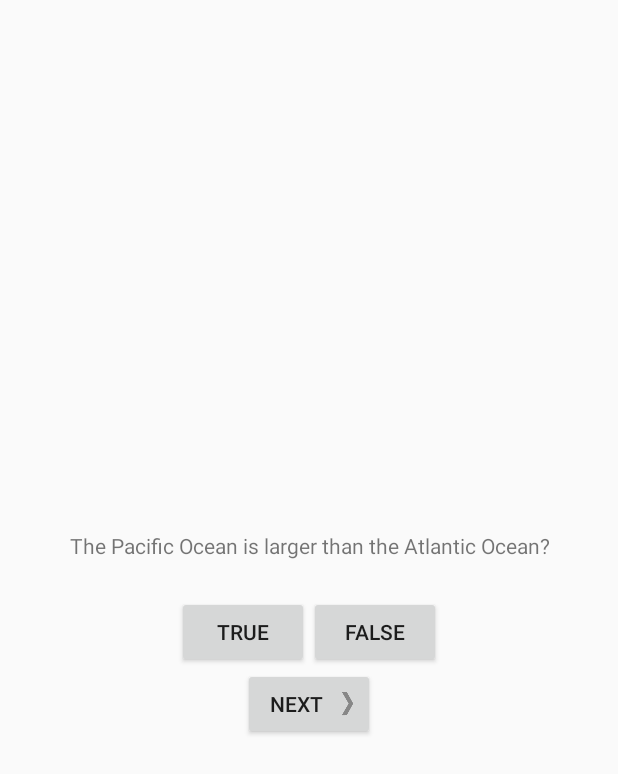
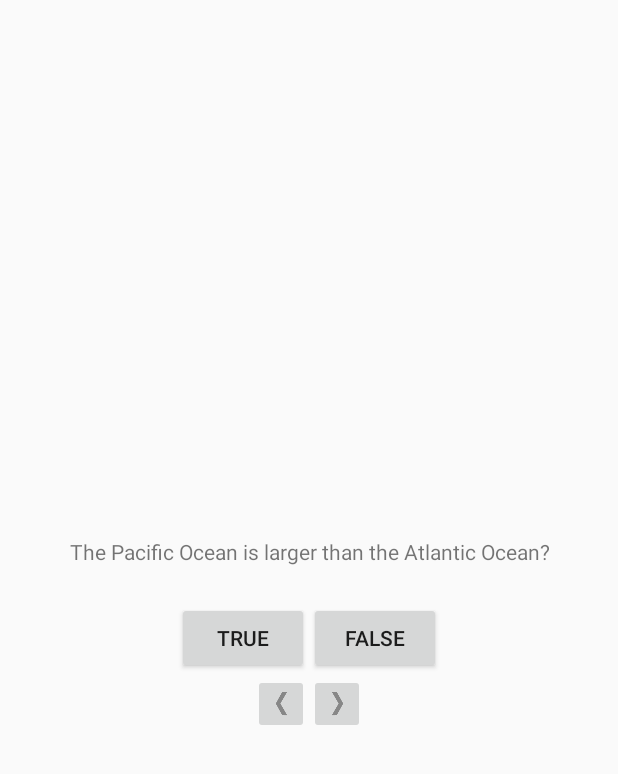
Before and after one commit to bicebss/GeoQuiz, an Android app: the screen it shows after launch (QuizActivity), on a phone screen of 412 x 824 dp. Shown: the top 774 px of the screen. Run offline under Robolectric (Android 15) with nearby library versions, the phone set to English and light mode, and no system bars.

Commit message:
all exercises have been done

```diff
--- a/app/src/main/java/com/bignerdranch/android/geoquiz/QuizActivity.java
+++ b/app/src/main/java/com/bignerdranch/android/geoquiz/QuizActivity.java
@@ -9,6 +9,7 @@ import android.view.View;
 import android.view.Menu;
 import android.view.MenuItem;
 import android.widget.Button;
+import android.widget.ImageButton;
 import android.widget.TextView;
 import android.widget.Toast;
 
@@ -16,7 +17,8 @@ public class QuizActivity extends AppCompatActivity {
 
     private Button mTrueButton;
     private Button mFalseButton;
-    private Button mNextButton;
+    private ImageButton mNextButton;
+    private ImageButton mPrevButton;
     private TextView mQuestionTextView;
 
     private Question[] mQuestionBank = new Question[] {
@@ -38,6 +40,14 @@ public class QuizActivity extends AppCompatActivity {
         mTrueButton = (Button) findViewById(R.id.true_button);
         mFalseButton = (Button) findViewById(R.id.false_button);
 
+        mQuestionTextView.setOnClickListener(new View.OnClickListener() {
+            @Override
+            public void onClick(View v) {
+                mCurrentIndex = (mCurrentIndex + 1) % mQuestionBank.length;
+                updateQuestion();
+            }
+        });
+
         mTrueButton.setOnClickListener(new View.OnClickListener() {
             @Override
             public void onClick(View v) {
@@ -52,11 +62,20 @@ public class QuizActivity extends AppCompatActivity {
             }
         });
 
-        mNextButton = (Button) findViewById(R.id.next_button);
+        mNextButton = (ImageButton) findViewById(R.id.next_button);
         mNextButton.setOnClickListener(new View.OnClickListener() {
             @Override
             public void onClick(View v) {
                 mCurrentIndex = (mCurrentIndex + 1) % mQuestionBank.length;
+                updateQuestion();
+            }
+        });
+
+        mPrevButton = (ImageButton) findViewById(R.id.prev_button);
+        mPrevButton.setOnClickListener(new View.OnClickListener() {
+            @Override
+            public void onClick(View v) {
+                mCurrentIndex = mCurrentIndex == 0 ? mQuestionBank.length - 1 : mCurrentIndex - 1;
                 updateQuestion();
             }
         });
--- a/app/src/main/res/layout/activity_quiz.xml
+++ b/app/src/main/res/layout/activity_quiz.xml
@@ -10,7 +10,7 @@
         android:layout_width="wrap_content"
         android:layout_height="wrap_content"
         android:gravity="center"
-        android:padding="24dp"/>
+        android:padding="24dp" />
 
     <LinearLayout
         android:layout_width="wrap_content"
@@ -21,20 +21,35 @@
             android:id="@+id/true_button"
             android:layout_width="wrap_content"
             android:layout_height="wrap_content"
-            android:text="@string/true_button"/>
+            android:text="@string/true_button" />
 
         <Button
             android:id="@+id/false_button"
             android:layout_width="wrap_content"
             android:layout_height="wrap_content"
-            android:text="@string/false_button"/>
+            android:text="@string/false_button" />
+
     </LinearLayout>
 
-    <Button
-        android:id="@+id/next_button"
+    <LinearLayout
         android:layout_width="wrap_content"
         android:layout_height="wrap_content"
-        android:text="@string/next_button"
-        android:drawableRight="@drawable/arrow_right"
-        android:drawablePadding="4dp"/>
+        android:orientation="horizontal">
+
+        <ImageButton
+            android:id="@+id/prev_button"
+            android:layout_width="wrap_content"
+            android:layout_height="wrap_content"
+            android:src="@drawable/arrow_left"
+            android:contentDescription="@string/prev_button"/>
+
+        <ImageButton
+            android:id="@+id/next_button"
+            android:layout_width="wrap_content"
+            android:layout_height="wrap_content"
+            android:src="@drawable/arrow_right"
+            android:contentDescription="@string/next_button"/>
+
+    </LinearLayout>
+
 </LinearLayout>
--- a/app/src/main/res/values/strings.xml
+++ b/app/src/main/res/values/strings.xml
@@ -2,6 +2,7 @@
     <string name="app_name">GeoQuiz</string>
     <string name="true_button">True</string>
     <string name="false_button">False</string>
+    <string name="prev_button">Prev</string>
     <string name="next_button">Next</string>
     <string name="correct_toast">Correct!</string>
     <string name="incorrect_toast">Incorrect!</string>
```
